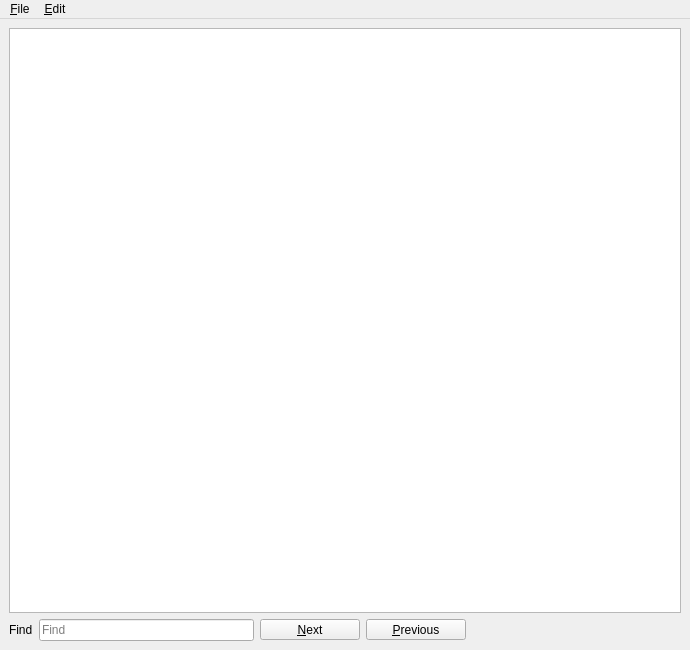
textbrowser/biblioteq, file UI/biblioteq_documentationwindow.ui: the form before one commit.
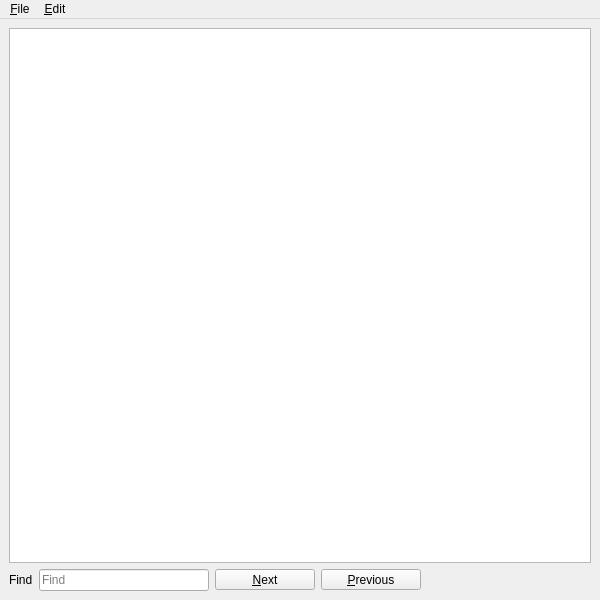
The form after the commit. Icons and pictures are not drawn.

What changed in the file:
```diff
--- a/UI/biblioteq_documentationwindow.ui
+++ b/UI/biblioteq_documentationwindow.ui
@@ -6,8 +6,8 @@
    <rect>
     <x>0</x>
     <y>0</y>
-    <width>690</width>
-    <height>650</height>
+    <width>600</width>
+    <height>600</height>
    </rect>
   </property>
   <property name="windowTitle">
@@ -90,7 +90,7 @@
     <rect>
      <x>0</x>
      <y>0</y>
-     <width>690</width>
+     <width>600</width>
      <height>30</height>
     </rect>
    </property>
```
